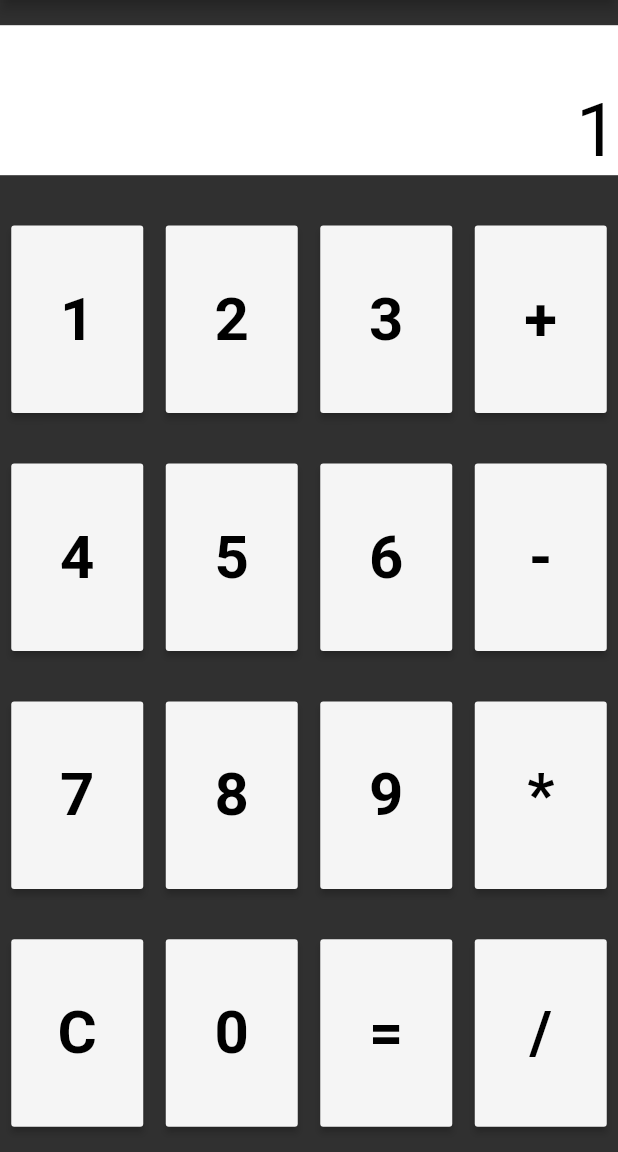
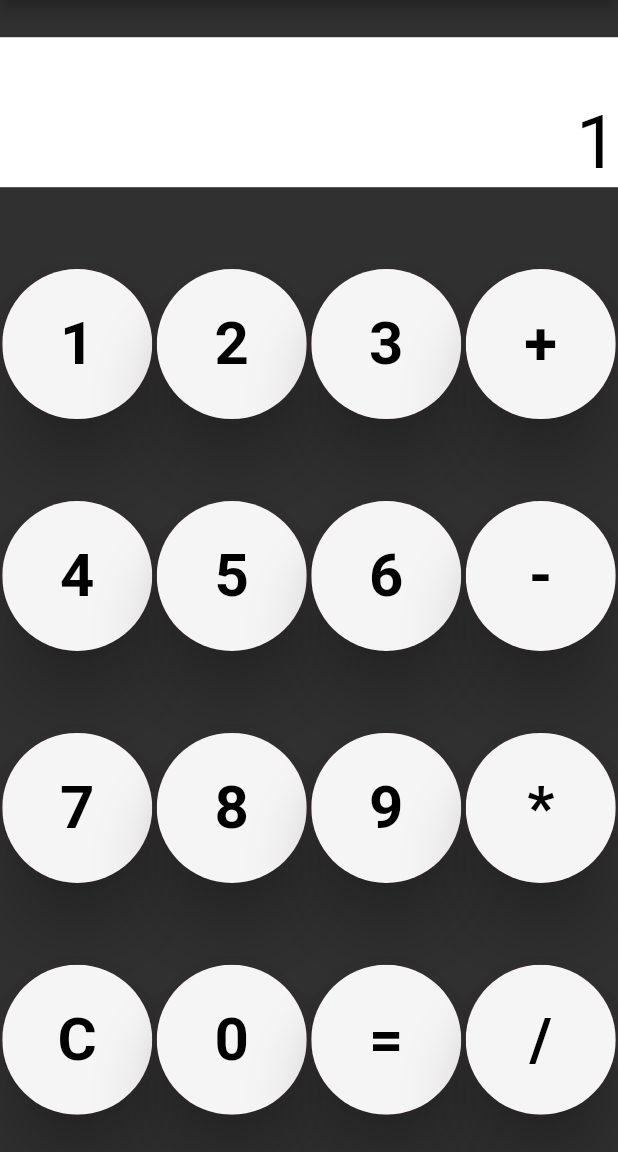
Before and after one commit to KeMaAid/Laskin, a Flutter app: the screen it shows after launch, after a tap on an icon or button, on a phone screen of 412 x 824 dp, the part 84-1236 px from its top. Run offline on Flutter 3.47's test engine with Material 2 defaults, Android fonts, the phone set to English and light mode, and no system bars.

Commit message:
fixed upsidedown calculations

```diff
--- a/laskin/lib/main.dart
+++ b/laskin/lib/main.dart
@@ -42,6 +42,11 @@ class _HomePageState extends State<HomePage> {
       _currentNumber = value;
     });
   }
+  void setSaved(int value){
+    this.setState(() {
+      _savedNumber = value;
+    });
+  }
   int getSaved(){
     return _savedNumber;
   }
@@ -51,7 +56,8 @@ class _HomePageState extends State<HomePage> {
 
   void handleClearEvent(){
     setCurrent(0);
-    currentToSaved();
+    setSaved(0);
+    _opValue=0;
   }
 
   void handleAdditionEvent(){
@@ -76,13 +82,13 @@ class _HomePageState extends State<HomePage> {
         setCurrent(getCurrent() + getSaved());
         break;
       case 2:
-        setCurrent(getCurrent() - getSaved());
+        setCurrent(getSaved()-getCurrent());
         break;
       case 3:
         setCurrent(getCurrent() * getSaved());
         break;
       case 4:
-        setCurrent((getCurrent() / getSaved()).round());
+        setCurrent((getSaved() / getCurrent()).round());
         break;
       default:
         print('ERROR IN OPERATION CODE');
@@ -124,7 +130,7 @@ class _HomePageState extends State<HomePage> {
                   NewButton(text: "1", onPressed: () => handleNumButtonEvent(1),),
                   NewButton(text: "2", onPressed: () => handleNumButtonEvent(2),),
                   NewButton(text: "3", onPressed: () => handleNumButtonEvent(3),),
-                  NewButton(text: "+", onPressed: handleAdditionEvent,),
+                  NewButton(text: "+", onPressed: () => handleAdditionEvent(),),
                 ],
               ),
               Row(
@@ -133,7 +139,7 @@ class _HomePageState extends State<HomePage> {
                   NewButton(text: "4", onPressed: () => handleNumButtonEvent(4),),
                   NewButton(text: "5", onPressed: () => handleNumButtonEvent(5),),
                   NewButton(text: "6", onPressed: () => handleNumButtonEvent(6),),
-                  NewButton(text: "-", onPressed: handleSubtractionEvent,),
+                  NewButton(text: "-", onPressed: () => handleSubtractionEvent(),),
                 ],
               ),
               Row(
@@ -142,13 +148,13 @@ class _HomePageState extends State<HomePage> {
                   NewButton(text: "7", onPressed: () => handleNumButtonEvent(7),),
                   NewButton(text: "8", onPressed: () => handleNumButtonEvent(8),),
                   NewButton(text: "9", onPressed: () => handleNumButtonEvent(9),),
-                  NewButton(text: "*", onPressed: handleMultiplicationEvent,),
+                  NewButton(text: "*", onPressed: () => handleMultiplicationEvent(),),
                 ],
               ),
               Row(
                 mainAxisAlignment: MainAxisAlignment.spaceAround,
                 children: <Widget>[
-                  NewButton(text: "C", onPressed: () => handleClearEvent,),
+                  NewButton(text: "C", onPressed: () => handleClearEvent(),),
                   NewButton(text: "0", onPressed: () => handleNumButtonEvent(0),),
                   NewButton(text: "=", onPressed: () => handleEqualEvent(),),
                   NewButton(text: "/", onPressed: () => handleDivideEvent(),),
@@ -169,13 +175,23 @@ class NewButton extends StatelessWidget{
 
   @override
   Widget build(BuildContext context) {
-    return MaterialButton(
-      height: 125.0,
-      child: Text(text,
-          style: TextStyle(fontWeight: FontWeight.bold, fontSize: 40.0)),
-      textColor: Colors.black,
-      color: Colors.grey[100],
-      onPressed: onPressed,
+    return Padding(
+        padding: EdgeInsets.fromLTRB(0.0, 5.0, 0.0, 0.0),
+        child: Material(
+          shape: RoundedRectangleBorder(borderRadius:BorderRadius.circular(200.0) ),
+          elevation: 18.0,
+          color: Color(0xFF801E48),
+          clipBehavior: Clip.antiAlias,
+          child: MaterialButton(
+            minWidth: 100.0,
+            height: 100.0,
+            child: Text(text,
+                style:  TextStyle(fontWeight: FontWeight.bold, fontSize: 40.0)),
+            textColor: Colors.black,
+            color: Colors.grey[100],
+            onPressed: onPressed,
+          ),
+        )
     );
   }
 }
```
